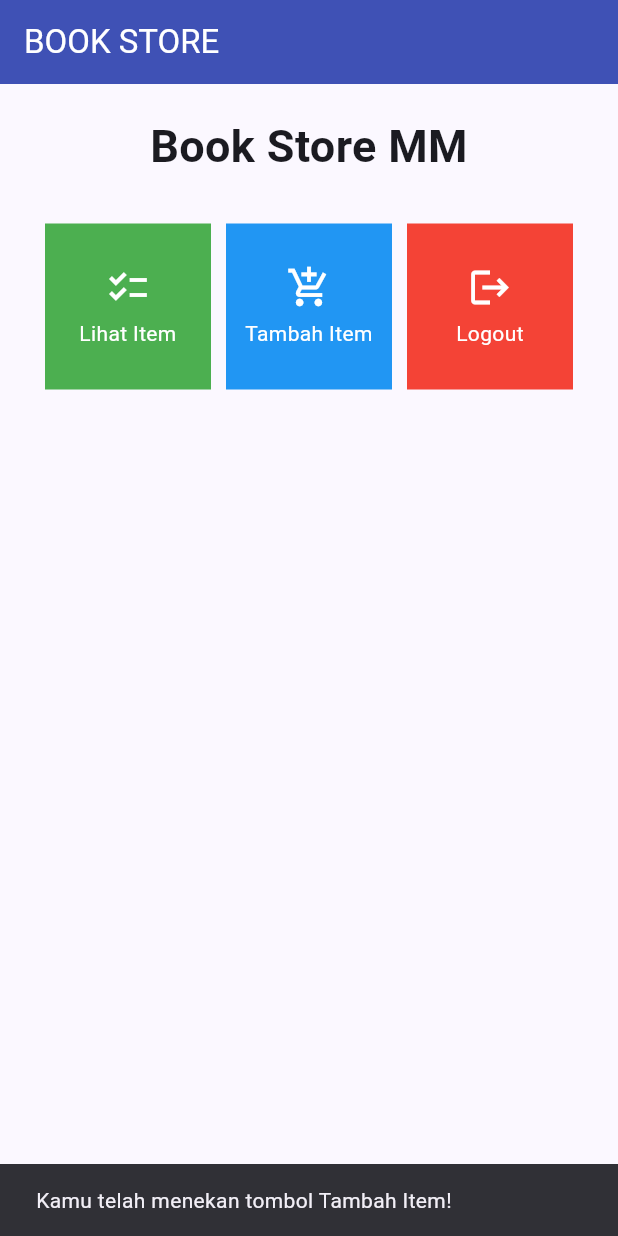
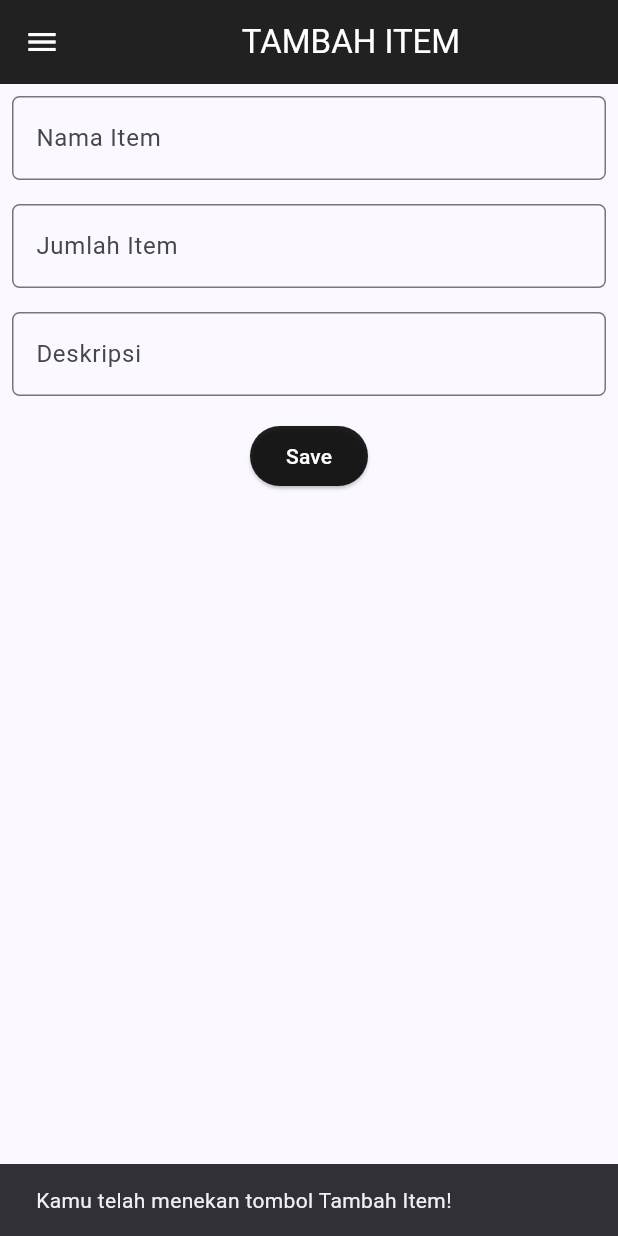
Before and after one commit to monicaa37/book-store-mobile, a Flutter app: the screen it shows after launch, after a tap on "Tambah Item", on a phone screen of 412 x 824 dp. Run offline on Flutter 3.47's test engine with Material 2 defaults, Android fonts, the phone set to English and light mode, and no system bars.

Commit message:
tugas 8 selesai

```diff
--- a/lib/main.dart
+++ b/lib/main.dart
@@ -1,5 +1,5 @@
 import 'package:flutter/material.dart';
-import 'package:book_store/menu.dart';
+import 'package:book_store/screens/menu.dart';
 
 void main() {
   runApp(const MyApp());
--- a/lib/menu.dart
+++ /dev/null
@@ -1,115 +0,0 @@
-import 'package:flutter/material.dart';
-
-class MyHomePage extends StatelessWidget {
-    MyHomePage({Key? key}) : super(key: key);
-
-    final List<ShopItem> items = [
-    ShopItem("Lihat Item", Icons.checklist,Colors.green),
-    ShopItem("Tambah Item", Icons.add_shopping_cart, Colors.blue),
-    ShopItem("Logout", Icons.logout, Colors.red),
-];
-
-    @override
-    Widget build(BuildContext context) {
-        return Scaffold(
-      appBar: AppBar(
-        title: const Text(
-          'BOOK STORE',
-          style: TextStyle(
-            color: Colors.white, // Mengatur warna teks menjadi putih
-          ),
-        ),
-      ),
-      body: SingleChildScrollView(
-        // Widget wrapper yang dapat discroll
-        child: Padding(
-          padding: const EdgeInsets.all(10.0), // Set padding dari halaman
-          child: Column(
-            // Widget untuk menampilkan children secara vertikal
-            children: <Widget>[
-              const Padding(
-                padding: EdgeInsets.only(top: 10.0, bottom: 10.0),
-                // Widget Text untuk menampilkan tulisan dengan alignment center dan style yang sesuai
-                child: Text(
-                  'Book Store MM', // Text yang menandakan toko
-                  textAlign: TextAlign.center,
-                  style: TextStyle(
-                    fontSize: 30,
-                    fontWeight: FontWeight.bold,
-                  ),
-                ),
-              ),
-              // Grid layout
-              GridView.count(
-                // Container pada card kita.
-                primary: true,
-                padding: const EdgeInsets.all(20),
-                crossAxisSpacing: 10,
-                mainAxisSpacing: 10,
-                crossAxisCount: 3,
-                shrinkWrap: true,
-                children: items.map((ShopItem item) {
-                  // Iterasi untuk setiap item
-                  return ShopCard(item);
-                }).toList(),
-              ),
-            ],
-          ),
-        ),
-      ),
-    );
-    }
-}
-
-class ShopItem {
-  final String name;
-  final IconData icon;
-  final Color color;  // Tambahkan properti warna
-
-  ShopItem(this.name, this.icon,this.color);
-}
-
-class ShopCard extends StatelessWidget {
-  final ShopItem item;
-
-  const ShopCard(this.item, {super.key}); // Constructor
-
-  @override
-  Widget build(BuildContext context) {
-    return Material(
-      color:  item.color, // Gunakan warna dari ShopItem
-      child: InkWell(
-        // Area responsive terhadap sentuhan
-        onTap: () {
-          // Memunculkan SnackBar ketika diklik
-          ScaffoldMessenger.of(context)
-            ..hideCurrentSnackBar()
-            ..showSnackBar(SnackBar(
-                content: Text("Kamu telah menekan tombol ${item.name}!")));
-        },
-        child: Container(
-          // Container untuk menyimpan Icon dan Text
-          padding: const EdgeInsets.all(8),
-          child: Center(
-            child: Column(
-              mainAxisAlignment: MainAxisAlignment.center,
-              children: [
-                Icon(
-                  item.icon,
-                  color: Colors.white,
-                  size: 30.0,
-                ),
-                const Padding(padding: EdgeInsets.all(3)),
-                Text(
-                  item.name,
-                  textAlign: TextAlign.center,
-                  style: const TextStyle(color: Colors.white),
-                ),
-              ],
-            ),
-          ),
-        ),
-      ),
-    );
-  }
-}
--- /dev/null
+++ b/lib/model/item.dart
@@ -0,0 +1,9 @@
+class Item {
+  final String name;
+  final int amount;
+  final String description;
+  static final List<Item> listItem = [];
+
+
+  Item(this.name, this.amount, this.description);
+}
--- /dev/null
+++ b/lib/screens/add_item_form.dart
@@ -0,0 +1,171 @@
+import 'package:flutter/material.dart';
+import 'package:book_store/screens/item_list_page.dart';
+import 'package:book_store/screens/menu.dart';
+import 'package:book_store/widgets/left_drawer.dart';
+import 'package:book_store/model/Item.dart';
+
+class AddItemForm extends StatefulWidget {
+  const AddItemForm({super.key});
+
+  @override
+  State<AddItemForm> createState() => _AddItemState();
+}
+
+class _AddItemState extends State<AddItemForm> {
+  final _formKey = GlobalKey<FormState>();
+  String _name = "";
+  int _amount = 0;
+  String _description = "";
+
+  @override
+  Widget build(BuildContext context) {
+    return Scaffold(
+      appBar: AppBar(
+        title: const Center(
+          child: Text(
+            "TAMBAH ITEM",
+          ),
+        ),
+        backgroundColor: Colors.black87,
+        foregroundColor: Colors.white,
+      ),
+      // tempat drawer
+      drawer: const LeftDrawer(),
+
+      //nampilin body page
+      body: Form(
+        key: _formKey,
+        child: SingleChildScrollView(
+          child: Column(
+            crossAxisAlignment: CrossAxisAlignment.start,
+            children: [
+              Padding(
+                padding: const EdgeInsets.all(8),
+                child: TextFormField(
+                  decoration: InputDecoration(
+                      hintText: "Nama Item",
+                      labelText: "Nama Item",
+                      border: OutlineInputBorder(
+                          borderRadius: BorderRadius.circular(5))),
+                  // isi dari formnya
+                  onChanged: (String? value) {
+                    setState(() {
+                      _name = value!;
+                    });
+                  },
+                  validator: (String? value) {
+                    if (value == null || value.isEmpty) {
+                      return "Nama Tidak Boleh Kosong Bookers!";
+                    }
+                    return null;
+                  },
+                ),
+              ),
+              Padding(
+                padding: const EdgeInsets.all(8.0),
+                child: TextFormField(
+                  decoration: InputDecoration(
+                    hintText: "Jumlah Item",
+                    labelText: "Jumlah Item",
+                    border: OutlineInputBorder(
+                      borderRadius: BorderRadius.circular(5.0),
+                    ),
+                  ),
+
+                  // ketika disi formnya, variabelnya akan selalu diisi
+                  onChanged: (String? value) {
+                    setState(() {
+                      _amount = int.parse(value!);
+                    });
+                  },
+                  validator: (String? value) {
+                    if (value == null || value.isEmpty) {
+                      return "Jumlah Item Tidak Boleh Kosong Bookers!";
+                    }
+                    if (int.tryParse(value) == null) {
+                      return "Jumlah Item Harus Berupa Bilangan Bookers!";
+                    }
+                    return null;
+                  },
+                ),
+              ),
+              Padding(
+                padding: const EdgeInsets.all(8.0),
+                child: TextFormField(
+                  decoration: InputDecoration(
+                    hintText: "Deskripsi",
+                    labelText: "Deskripsi",
+                    border: OutlineInputBorder(
+                      borderRadius: BorderRadius.circular(5.0),
+                    ),
+                  ),
+                  onChanged: (String? value) {
+                    setState(() {
+                      _description = value!;
+                    });
+                  },
+                  validator: (String? value) {
+                    if (value == null || value.isEmpty) {
+                      return "Deskripsi Tidak Boleh Kosong Bookers!";
+                    }
+                    return null;
+                  },
+                ),
+              ),
+              Align(
+                alignment: Alignment.bottomCenter,
+                child: Padding(
+                  padding: const EdgeInsets.all(8),
+                  child: ElevatedButton(
+                    style: ButtonStyle(
+                      backgroundColor:
+                          MaterialStateProperty.all(Colors.black87),
+                    ),
+                    child: const Text(
+                      "Save",
+                      style: TextStyle(color: Colors.white),
+                    ),
+                    onPressed: () {
+                      if (_formKey.currentState!.validate()) {
+                        //masukin item ke listitem
+                        Item isi = Item(_name, _amount, _description);
+                        Item.listItem.add(isi);
+                        // print(Item.listItem);
+                        showDialog(
+                            context: context,
+                            builder: (context) {
+                              return AlertDialog(
+                                title: const Text("Item Berhasil Disimpan!"),
+                                content: SingleChildScrollView(
+                                  child: Column(
+                                      crossAxisAlignment:
+                                          CrossAxisAlignment.start,
+                                      children: [
+                                        Text('Nama: $_name'),
+                                        Text('Jumlah Item: $_amount'),
+                                        Text('Deskripsi: $_description'),
+                                      ]),
+                                ),
+                                actions: [
+                                  TextButton(
+                                    child: const Text("OK"),
+                                    onPressed: () {
+                                      Navigator.pop(context);
+                                    },
+                                  )
+                                ],
+                              );
+                            });
+                        _formKey.currentState!.reset();
+                      }
+                    },
+                  ),
+                ),
+              )
+            ],
+          ),
+        ),
+      ),
+    );
+  }
+}
--- /dev/null
+++ b/lib/screens/menu.dart
@@ -0,0 +1,69 @@
+import 'package:flutter/material.dart';
+import 'package:book_store/model/Item.dart';
+import 'package:book_store/screens/item_list_page.dart';
+import 'package:book_store/widgets/item_card.dart';
+import 'package:book_store/widgets/left_drawer.dart';
+
+class MyHomePage extends StatelessWidget {
+  MyHomePage({Key? key}) : super(key: key);
+
+  final List<ShopItem> items = [
+    ShopItem("Lihat Item", Icons.checklist, Color.fromARGB(255, 244, 163, 63)),
+    ShopItem("Tambah Item", Icons.add_shopping_cart, Colors.lightGreen),
+    ShopItem("Logout", Icons.logout, Colors.lightBlue),
+  ];
+
+  @override
+  Widget build(BuildContext context) {
+    return Scaffold(
+      appBar: AppBar(
+        title: const Center(
+          child: Text(
+            'BOOK STORE',
+            style: TextStyle(color: Color.fromARGB(255, 255, 255, 255)),
+          ),
+        ),
+        backgroundColor: Color.fromARGB(221, 68, 128, 202),
+        foregroundColor: Colors.white,
+      ),
+      drawer: const LeftDrawer(),
+      body: SingleChildScrollView(
+        // Widget wrapper yang dapat discroll
+        child: Padding(
+          padding: const EdgeInsets.all(10.0), // Set padding dari halaman
+          child: Column(
+            // Widget untuk menampilkan children secara vertikal
+            children: <Widget>[
+              const Padding(
+                padding: EdgeInsets.only(top: 10.0, bottom: 10.0),
+                // Widget Text untuk menampilkan tulisan dengan alignment center dan style yang sesuai
+                child: Text(
+                  'Welcome to Book Store Bersama', // Text yang menandakan toko
+                  textAlign: TextAlign.center,
+                  style: TextStyle(
+                    fontSize: 30,
+                    fontWeight: FontWeight.bold,
+                  ),
+                ),
+              ),
+              // Grid layout
+              GridView.count(
+                // Container pada card kita.
+                primary: true,
+                padding: const EdgeInsets.all(20),
+                crossAxisSpacing: 10,
+                mainAxisSpacing: 10,
+                crossAxisCount: 3,
+                shrinkWrap: true,
+                children: items.map((ShopItem item) {
+                  // Iterasi untuk setiap item
+                  return ShopCard(item);
+                }).toList(),
+              ),
+            ],
+          ),
+        ),
+      ),
+    );
+  }
+}
--- /dev/null
+++ b/lib/widgets/item_card.dart
@@ -0,0 +1,63 @@
+import 'package:flutter/material.dart';
+import 'package:book_store/screens/item_list_page.dart';
+import 'package:book_store/screens/menu.dart';
+import '../screens/add_item_form.dart';
+
+class ShopItem {
+  final String name;
+  final IconData icon;
+  final Color color;
+  ShopItem(this.name, this.icon, this.color);
+}
+
+class ShopCard extends StatelessWidget {
+  final ShopItem item;
+
+  const ShopCard(this.item, {super.key}); // Constructor
+
+  @override
+  Widget build(BuildContext context) {
+    return Material(
+      color: item.color,
+      child: InkWell(
+        // Area responsive terhadap sentuhan
+        onTap: () {
+          // Memunculkan SnackBar ketika diklik
+          ScaffoldMessenger.of(context)
+            ..hideCurrentSnackBar()
+            ..showSnackBar(SnackBar(
+                content: Text("Kamu telah menekan tombol ${item.name}!")));
+          if (item.name == "Tambah Item") {
+            Navigator.push(context,
+                MaterialPageRoute(builder: (context) => const AddItemForm()));
+          } else if (item.name == "Lihat Item") {
+            Navigator.push(context,
+                MaterialPageRoute(builder: (context) => const ItemListPage()));
+          }
+        },
+        child: Container(
+          // Container untuk menyimpan Icon dan Text
+          padding: const EdgeInsets.all(8),
+          child: Center(
+            child: Column(
+              mainAxisAlignment: MainAxisAlignment.center,
+              children: [
+                Icon(
+                  item.icon,
+                  color: Colors.white,
+                  size: 100.0,
+                ),
+                const Padding(padding: EdgeInsets.all(3)),
+                Text(
+                  item.name,
+                  textAlign: TextAlign.center,
+                  style: const TextStyle(color: Colors.white),
+                ),
+              ],
+            ),
+          ),
+        ),
+      ),
+    );
+  }
+}
--- /dev/null
+++ b/lib/widgets/left_drawer.dart
@@ -0,0 +1,76 @@
+import 'package:flutter/material.dart';
+import 'package:book_store/screens/add_item_form.dart';
+import 'package:book_store/screens/item_list_page.dart';
+import 'package:book_store/screens/menu.dart';
+
+class LeftDrawer extends StatelessWidget {
+  const LeftDrawer({super.key});
+
+  @override
+  Widget build(BuildContext context) {
+    return Drawer(
+      child: ListView(
+        children: [
+          const DrawerHeader(
+            decoration: BoxDecoration(color: Color.fromARGB(255, 212, 237, 52)),
+            child: Column(
+              children: [
+                Text(
+                  "This Is BookStore",
+                  textAlign: TextAlign.center,
+                  style: TextStyle(
+                    fontSize: 30,
+                    fontWeight: FontWeight.bold,
+                    color: Colors.white,
+                  ),
+                ),
+                Padding(padding: EdgeInsets.all(10)),
+                Text(
+                  "Cari Buku yang Anda Butuhkan!",
+                  textAlign: TextAlign.center,
+                  style: TextStyle(
+                    fontSize: 15,
+                    fontWeight: FontWeight.normal,
+                    color: Colors.white,
+                  ),
+                ),
+              ],
+            ),
+          ),
+          ListTile(
+            leading: const Icon(Icons.home_outlined),
+            title: const Text('Homepage'),
+
+            //Ketika diklik akan ke homepage
+            onTap: () {
+              Navigator.pushReplacement(context,
+                  MaterialPageRoute(builder: (context) => MyHomePage()));
+            },
+          ),
+          ListTile(
+            leading: const Icon(Icons.add_shopping_cart),
+            title: const Text("Tambah Item"),
+
+            // ketika diklik akan ke forms add_item
+            onTap: () {
+              Navigator.push(context,
+                  MaterialPageRoute(builder: (context) => const AddItemForm()));
+            },
+          ),
+          ListTile(
+            leading: const Icon(Icons.shopping_bag_outlined),
+            title: const Text("Lihat Item"),
+
+            // ketika diklik akan ke list item
+            onTap: () {
+              Navigator.push(
+                  context,
+                  MaterialPageRoute(
+                      builder: (context) => const ItemListPage()));
+            },
+          ),
+        ],
+      ),
+    );
+  }
+}
```
Also changed, not shown: lib/screens/item_list_page.dart (added, +59 -0 lines), 1 other file.
